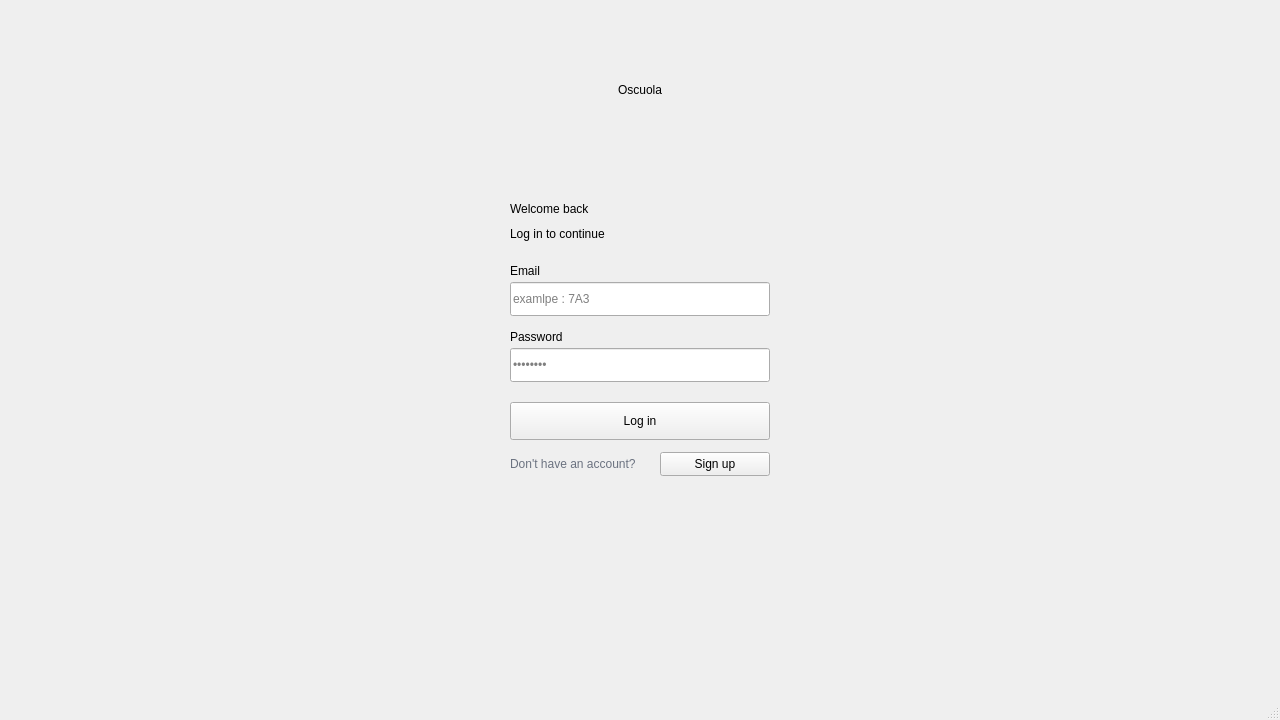
Qt form Oscuola/mainwindow.ui (mohamed-adhd/Oscuola) before a commit.
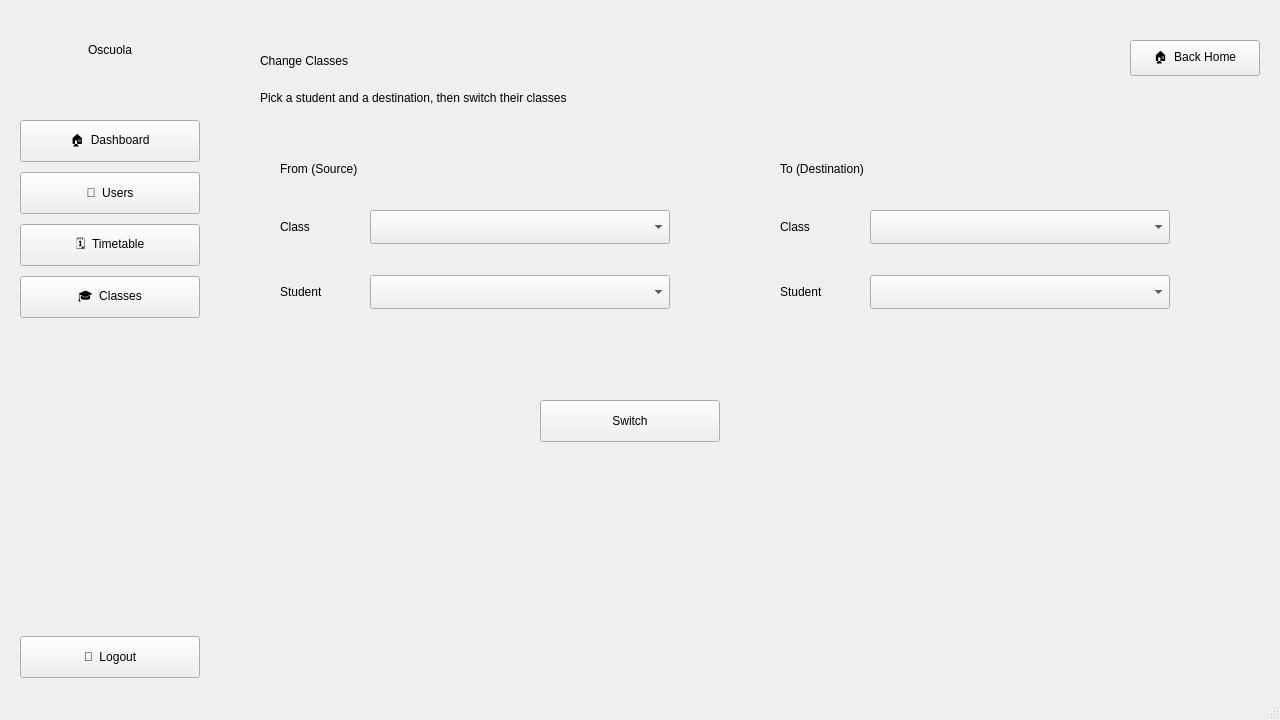
The same form after that commit. The open tabs and pages were chosen to show the change.

Commit message: classes tab added to admin ui

What changed in the file:
```diff
--- a/Oscuola/mainwindow.ui
+++ b/Oscuola/mainwindow.ui
@@ -876,7 +876,7 @@
         <x>480</x>
         <y>170</y>
         <width>320</width>
-        <height>340</height>
+        <height>371</height>
        </rect>
       </property>
       <widget class="QLabel" name="form_title">
@@ -4963,6 +4963,335 @@
       </property>
      </widget>
     </widget>
+    <widget class="QWidget" name="classes_admin">
+     <widget class="QFrame" name="sidebar_admin_4">
+      <property name="geometry">
+       <rect>
+        <x>0</x>
+        <y>0</y>
+        <width>220</width>
+        <height>698</height>
+       </rect>
+      </property>
+      <widget class="QLabel" name="sidebar_title_admin_4">
+       <property name="geometry">
+        <rect>
+         <x>0</x>
+         <y>30</y>
+         <width>220</width>
+         <height>40</height>
+        </rect>
+       </property>
+       <property name="text">
+        <string>Oscuola</string>
+       </property>
+       <property name="alignment">
+        <set>Qt::AlignmentFlag::AlignCenter</set>
+       </property>
+      </widget>
+      <widget class="QPushButton" name="dashboard_but_admin_4">
+       <property name="geometry">
+        <rect>
+         <x>20</x>
+         <y>120</y>
+         <width>180</width>
+         <height>42</height>
+        </rect>
+       </property>
+       <property name="cursor">
+        <cursorShape>PointingHandCursor</cursorShape>
+       </property>
+       <property name="text">
+        <string>🏠  Dashboard</string>
+       </property>
+      </widget>
+      <widget class="QPushButton" name="users_button_admin_4">
+       <property name="geometry">
+        <rect>
+         <x>20</x>
+         <y>172</y>
+         <width>180</width>
+         <height>42</height>
+        </rect>
+       </property>
+       <property name="cursor">
+        <cursorShape>PointingHandCursor</cursorShape>
+       </property>
+       <property name="text">
+        <string>👥  Users</string>
+       </property>
+      </widget>
+      <widget class="QPushButton" name="timetable_but_admin_4">
+       <property name="geometry">
+        <rect>
+         <x>20</x>
+         <y>224</y>
+         <width>180</width>
+         <height>42</height>
+        </rect>
+       </property>
+       <property name="cursor">
+        <cursorShape>PointingHandCursor</cursorShape>
+       </property>
+       <property name="text">
+        <string>🗓️  Timetable</string>
+       </property>
+      </widget>
+      <widget class="QPushButton" name="classes_but_admin_4">
+       <property name="geometry">
+        <rect>
+         <x>20</x>
+         <y>276</y>
+         <width>180</width>
+         <height>42</height>
+        </rect>
+       </property>
+       <property name="cursor">
+        <cursorShape>PointingHandCursor</cursorShape>
+       </property>
+       <property name="text">
+        <string>🎓  Classes</string>
+       </property>
+      </widget>
+      <widget class="QPushButton" name="logout_but_admin_4">
+       <property name="geometry">
+        <rect>
+         <x>20</x>
+         <y>636</y>
+         <width>180</width>
+         <height>42</height>
+        </rect>
+       </property>
+       <property name="cursor">
+        <cursorShape>PointingHandCursor</cursorShape>
+       </property>
+       <property name="text">
+        <string>🚪  Logout</string>
+       </property>
+      </widget>
+     </widget>
+     <widget class="QLabel" name="admin_classes_title">
+      <property name="geometry">
+       <rect>
+        <x>260</x>
+        <y>36</y>
+        <width>500</width>
+        <height>50</height>
+       </rect>
+      </property>
+      <property name="text">
+       <string>Change Classes</string>
+      </property>
+     </widget>
+     <widget class="QLabel" name="admin_classes_subtitle">
+      <property name="geometry">
+       <rect>
+        <x>260</x>
+        <y>86</y>
+        <width>700</width>
+        <height>24</height>
+       </rect>
+      </property>
+      <property name="text">
+       <string>Pick a student and a destination, then switch their classes</string>
+      </property>
+     </widget>
+     <widget class="QPushButton" name="back_home_btn_admin_4">
+      <property name="geometry">
+       <rect>
+        <x>1130</x>
+        <y>40</y>
+        <width>130</width>
+        <height>36</height>
+       </rect>
+      </property>
+      <property name="cursor">
+       <cursorShape>PointingHandCursor</cursorShape>
+      </property>
+      <property name="text">
+       <string>🏠  Back Home</string>
+      </property>
+     </widget>
+     <widget class="QFrame" name="panel_classes_source">
+      <property name="geometry">
+       <rect>
+        <x>260</x>
+        <y>140</y>
+        <width>440</width>
+        <height>230</height>
+       </rect>
+      </property>
+      <widget class="QLabel" name="panel_title_classes_source">
+       <property name="geometry">
+        <rect>
+         <x>20</x>
+         <y>16</y>
+         <width>300</width>
+         <height>26</height>
+        </rect>
+       </property>
+       <property name="text">
+        <string>From (Source)</string>
+       </property>
+      </widget>
+      <widget class="QLabel" name="classes_src_class_label">
+       <property name="geometry">
+        <rect>
+         <x>20</x>
+         <y>75</y>
+         <width>80</width>
+         <height>24</height>
+        </rect>
+       </property>
+       <property name="text">
+        <string>Class</string>
+       </property>
+      </widget>
+      <widget class="QComboBox" name="admin_classes_src_class_combo">
+       <property name="geometry">
+        <rect>
+         <x>110</x>
+         <y>70</y>
+         <width>300</width>
+         <height>34</height>
+        </rect>
+       </property>
+       <property name="cursor">
+        <cursorShape>PointingHandCursor</cursorShape>
+       </property>
+      </widget>
+      <widget class="QLabel" name="classes_src_student_label">
+       <property name="geometry">
+        <rect>
+         <x>20</x>
+         <y>140</y>
+         <width>80</width>
+         <height>24</height>
+        </rect>
+       </property>
+       <property name="text">
+        <string>Student</string>
+       </property>
+      </widget>
+      <widget class="QComboBox" name="admin_classes_src_student_combo">
+       <property name="geometry">
+        <rect>
+         <x>110</x>
+         <y>135</y>
+         <width>300</width>
+         <height>34</height>
+        </rect>
+       </property>
+       <property name="cursor">
+        <cursorShape>PointingHandCursor</cursorShape>
+       </property>
+      </widget>
+     </widget>
+     <widget class="QFrame" name="panel_classes_dest">
+      <property name="geometry">
+       <rect>
+        <x>760</x>
+        <y>140</y>
+        <width>440</width>
+        <height>230</height>
+       </rect>
+      </property>
+      <widget class="QLabel" name="panel_title_classes_dest">
+       <property name="geometry">
+        <rect>
+         <x>20</x>
+         <y>16</y>
+         <width>300</width>
+         <height>26</height>
+        </rect>
+       </property>
+       <property name="text">
+        <string>To (Destination)</string>
+       </property>
+      </widget>
+      <widget class="QLabel" name="classes_dst_class_label">
+       <property name="geometry">
+        <rect>
+         <x>20</x>
+         <y>75</y>
+         <width>80</width>
+         <height>24</height>
+        </rect>
+       </property>
+       <property name="text">
+        <string>Class</string>
+       </property>
+      </widget>
+      <widget class="QComboBox" name="admin_classes_dst_class_combo">
+       <property name="geometry">
+        <rect>
+         <x>110</x>
+         <y>70</y>
+         <width>300</width>
+         <height>34</height>
+        </rect>
+       </property>
+       <property name="cursor">
+        <cursorShape>PointingHandCursor</cursorShape>
+       </property>
+      </widget>
+      <widget class="QLabel" name="classes_dst_student_label">
+       <property name="geometry">
+        <rect>
+         <x>20</x>
+         <y>140</y>
+         <width>80</width>
+         <height>24</height>
+        </rect>
+       </property>
+       <property name="text">
+        <string>Student</string>
+       </property>
+      </widget>
+      <widget class="QComboBox" name="admin_classes_dst_student_combo">
+       <property name="geometry">
+        <rect>
+         <x>110</x>
+         <y>135</y>
+         <width>300</width>
+         <height>34</height>
+        </rect>
+       </property>
+       <property name="cursor">
+        <cursorShape>PointingHandCursor</cursorShape>
+       </property>
+      </widget>
+     </widget>
+     <widget class="QPushButton" name="admin_classes_switch_btn">
+      <property name="geometry">
+       <rect>
+        <x>540</x>
+        <y>400</y>
+        <width>180</width>
+        <height>42</height>
+       </rect>
+      </property>
+      <property name="cursor">
+       <cursorShape>PointingHandCursor</cursorShape>
+      </property>
+      <property name="text">
+       <string>Switch</string>
+      </property>
+     </widget>
+     <widget class="QLabel" name="admin_classes_res">
+      <property name="geometry">
+       <rect>
+        <x>260</x>
+        <y>460</y>
+        <width>940</width>
+        <height>34</height>
+       </rect>
+      </property>
+      <property name="text">
+       <string/>
+      </property>
+     </widget>
+    </widget>
    </widget>
   </widget>
   <widget class="QMenuBar" name="menubar">
```
Left out of the diff: 169 changed lines with no effect on the pictures.
